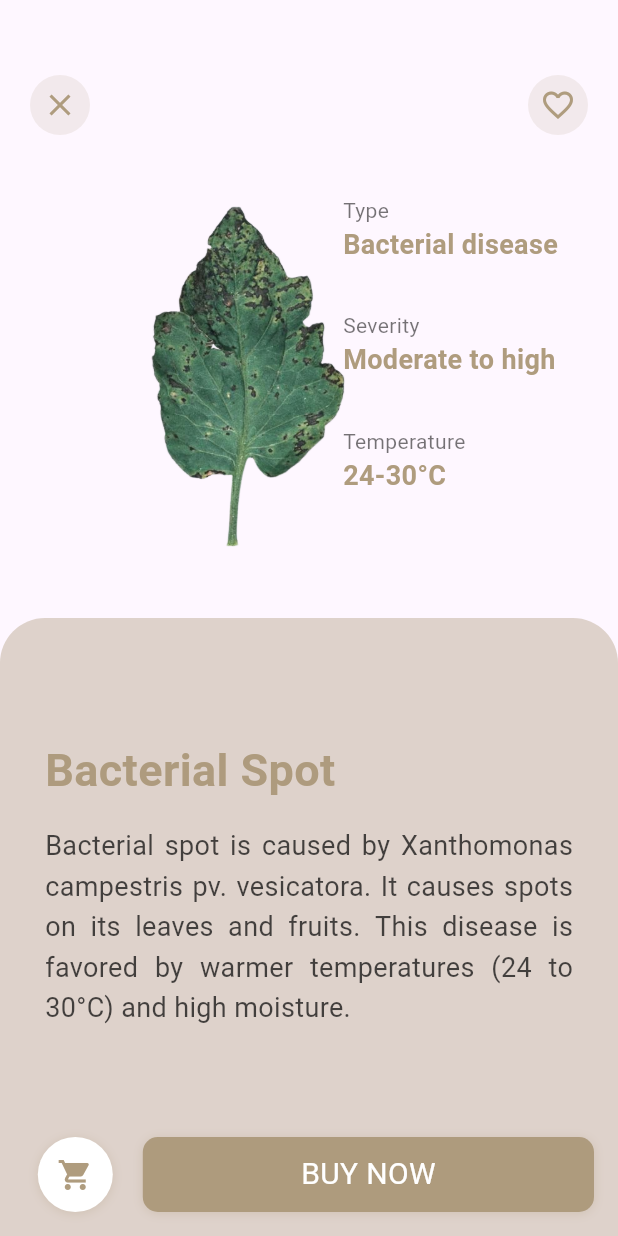
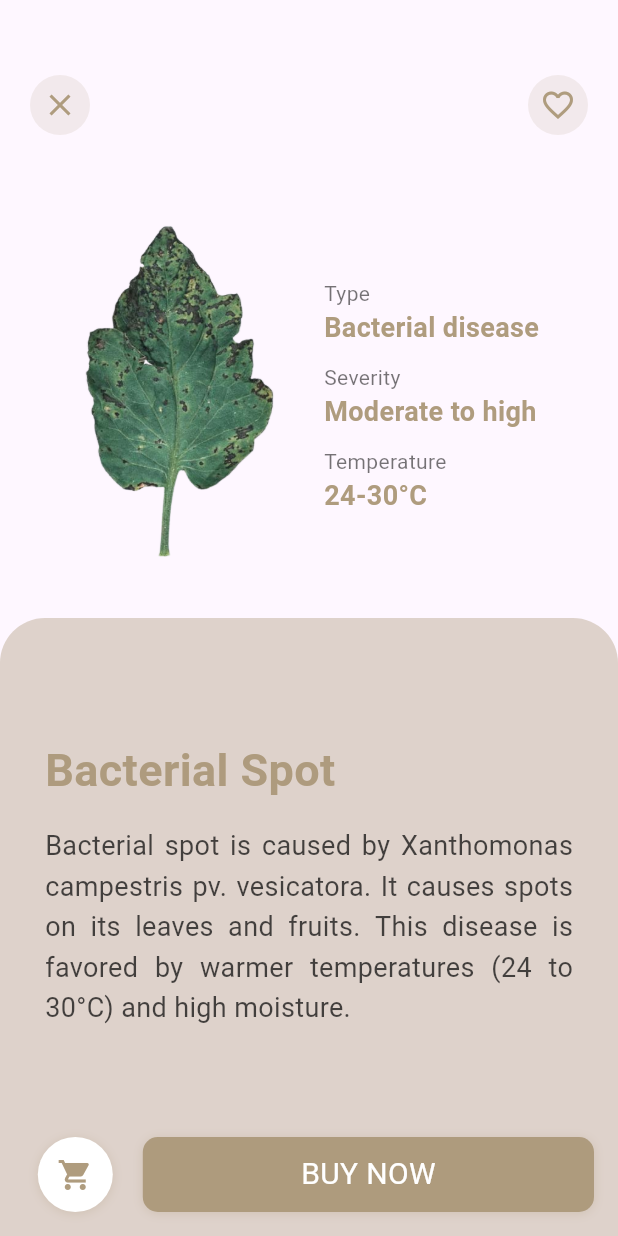
Before and after one commit to danish2910/Plant-Disease-Recognition, a Flutter app: the DetailPage screen opened directly with empty values, on a phone screen of 412 x 824 dp. Run offline on Flutter 3.47's test engine with Material 3 defaults, Android fonts, the light colour scheme and no system bars; our stand-ins replace animated_bottom_navigation_bar, modal_bottom_sheet, page_transition.

Commit message:
more changes on detail and home ui

```diff
--- a/lib/ui/screens/detail_page.dart
+++ b/lib/ui/screens/detail_page.dart
@@ -93,47 +93,43 @@ class _DetailPageState extends State<DetailPage> {
             right: 20,
             child: Container(
               width: size.width * .8,
-              height: size.height * .8,
+              height: size.height * .4, // Adjust height as needed
               padding: const EdgeInsets.all(20),
-              child: Stack(
+              child: Row(
+                crossAxisAlignment: CrossAxisAlignment.center,
                 children: [
-                  // Image
-                  Positioned(
-                    top: 10,
-                    left: 0,
-                    child: SizedBox(
-                      height: 250, // Constrained height
-                      width: size.width * 0.6, // Constrained width
+                  // Image Section
+                  Expanded(
+                    flex: 1,
                     child: Image.asset(
                       _plantList[widget.plantId].imageURL,
-                        fit: BoxFit.contain, // Prevents overflow
+                      fit: BoxFit.contain, // Ensures the image scales nicely
+                      height: 250, // Adjust height to constrain the image
                     ),
                   ),
-                  ),
-                  // Plant Features
-                  Positioned(
-                    top: 10,
-                    right: 0,
-                    child: SizedBox(
-                      height: 200,
+                  const SizedBox(width: 20), // Add horizontal spacing between image and features
+                  // Plant Features Section
+                  Expanded(
+                    flex: 1,
                     child: Column(
                       crossAxisAlignment: CrossAxisAlignment.start,
-                        mainAxisAlignment: MainAxisAlignment.spaceBetween,
+                      mainAxisAlignment: MainAxisAlignment.center,
                       children: [
                         PlantFeature(
                           title: 'Type',
                           plantFeature: _plantList[widget.plantId].type,
                         ),
+                        const SizedBox(height: 10), // Add spacing between features
                         PlantFeature(
                           title: 'Severity',
                           plantFeature: _plantList[widget.plantId].severity,
                         ),
+                        const SizedBox(height: 10), // Add spacing between features
                         PlantFeature(
                           title: 'Temperature',
                           plantFeature: _plantList[widget.plantId].temperature,
                         ),
                       ],
-                      ),
                     ),
                   ),
                 ],
--- a/lib/ui/screens/home_page.dart
+++ b/lib/ui/screens/home_page.dart
@@ -1,3 +1,5 @@
+// ignore_for_file: sort_child_properties_last
+
 import 'package:flutter/material.dart';
 import 'package:fypapp/constants.dart';
 import 'package:fypapp/models/plants.dart';
```
Lines whose indentation alone changed are shown as unchanged.
